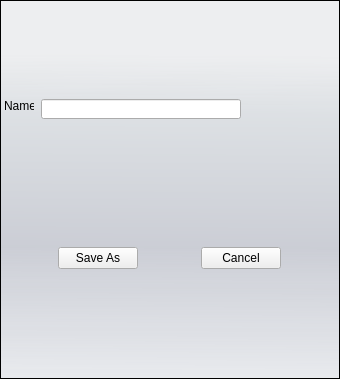
This is bin/data/ui/ogrescripteditor.ui in realXtend/tundra as Qt 5 draws it before an edit. The edited form follows.
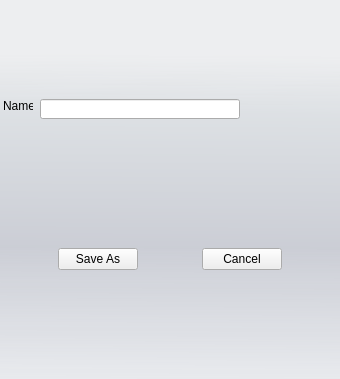
This is the edited form.

```diff
--- a/bin/data/ui/ogrescripteditor.ui
+++ b/bin/data/ui/ogrescripteditor.ui
@@ -11,12 +11,13 @@
    </rect>
   </property>
   <property name="styleSheet">
-   <string notr="true">QWidget#mainWidget {
-	background-color: none;
+   <string notr="true">QWidget#MainWidget{
+	background-color: qlineargradient(spread:pad, x1:0.006, y1:0, x2:0, y2:1, stop:0.142045 rgba(229, 234, 243, 50), stop:0.295455 rgba(209, 215, 221, 150), stop:0.65 rgba(179, 183, 196, 150), stop:1 rgba(222, 227, 236, 100));
+	padding: 5px;
 }
 
-QFrame#MainFrame {
-	background-color: qlineargradient(spread:pad, x1:0.006, y1:0, x2:0, y2:1, stop:0.142045 rgba(229, 234, 243, 50), stop:0.295455 rgba(209, 215, 221, 150), stop:0.65 rgba(179, 183, 196, 150), stop:1 rgba(222, 227, 236, 100));
+QLabel {
+	padding-bottom: 3px;
 }</string>
   </property>
   <layout class="QHBoxLayout" name="horizontalLayout">
@@ -27,13 +28,7 @@
     <number>0</number>
    </property>
    <item>
-    <widget class="QFrame" name="MainFrame">
-     <property name="frameShape">
-      <enum>QFrame::StyledPanel</enum>
-     </property>
-     <property name="frameShadow">
-      <enum>QFrame::Raised</enum>
-     </property>
+    <widget class="QWidget" name="MainWidget" native="true">
      <layout class="QVBoxLayout" name="verticalLayout">
       <property name="margin">
        <number>0</number>
```
Left out of the diff: 4 changed lines with no effect on the pictures.
